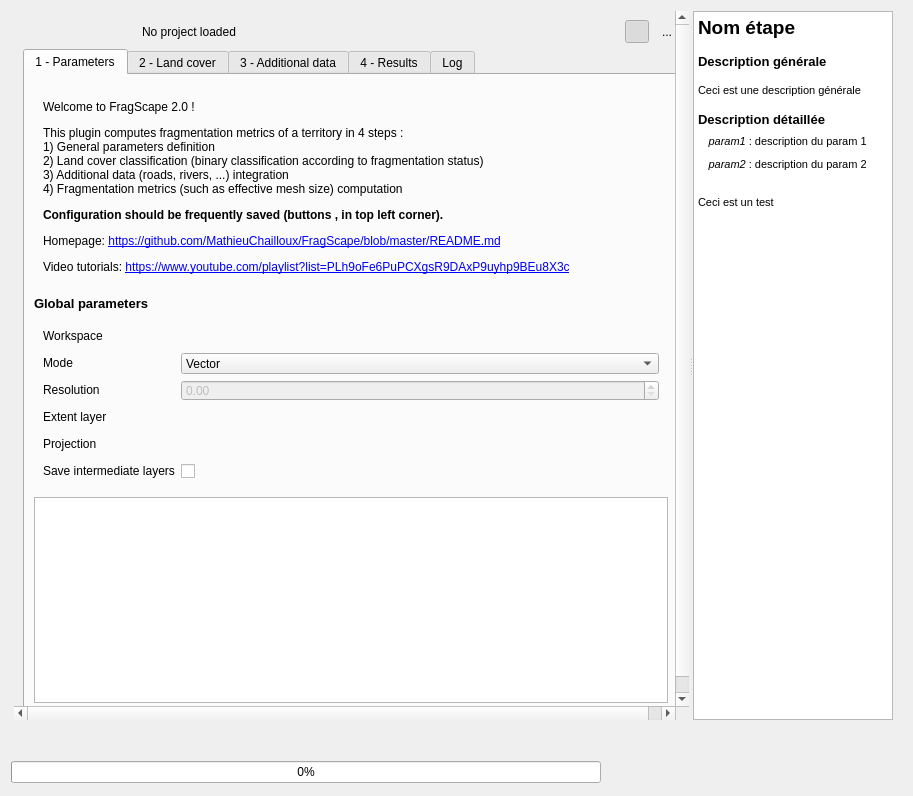
First picture: the form in FragScape_dialog_base.ui, repository MathieuChailloux/FragScape, before the edit.
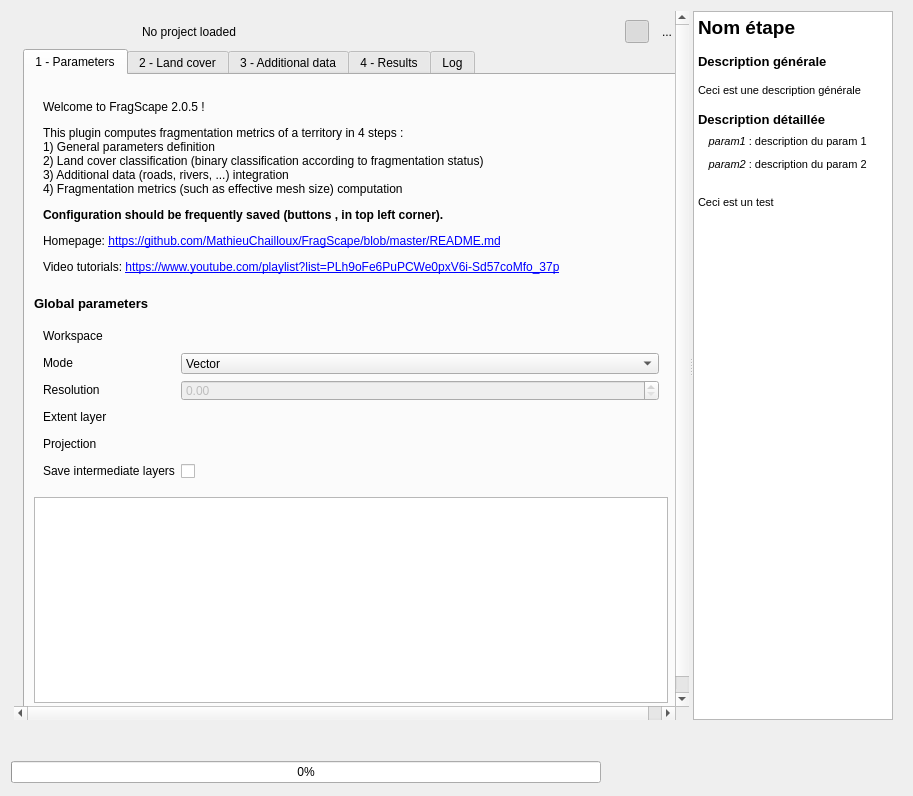
Second picture: the form after the edit. Icons and pictures are not drawn. Custom widgets are drawn as their Qt base class.

Commit message: v2.0.5 update with video tutorials (buf algs logo windwows)

What changed in the file:
```diff
--- a/FragScape_dialog_base.ui
+++ b/FragScape_dialog_base.ui
@@ -506,7 +506,7 @@
                      <enum>QFrame::Plain</enum>
                     </property>
                     <property name="text">
-                     <string>&lt;html&gt;&lt;head/&gt;&lt;body&gt;&lt;p&gt;Welcome to FragScape 2.0 !&lt;/p&gt;&lt;p&gt;This plugin computes fragmentation metrics of a territory in 4 steps : &lt;br/&gt;1) General parameters definition&lt;br/&gt;2) Land cover classification (binary classification according to fragmentation status)&lt;br/&gt;3) Additional data (roads, rivers, ...) integration&lt;br/&gt;4) Fragmentation metrics (such as effective mesh size) computation&lt;/p&gt;&lt;p&gt;&lt;span style=&quot; font-weight:600;&quot;&gt;Configuration should be frequently saved (buttons &lt;/span&gt;&lt;img src=&quot;:/plugins/FragScape/icons/mActionFileSaveAs.svg&quot; width=&quot;20&quot; height=&quot;20&quot;/&gt;&lt;span style=&quot; font-weight:600;&quot;&gt;, &lt;/span&gt;&lt;img src=&quot;:/plugins/FragScape/icons/mActionFileSave.svg&quot; width=&quot;20&quot; height=&quot;20&quot;/&gt;&lt;span style=&quot; font-weight:600;&quot;&gt; in top left corner).&lt;/span&gt;&lt;/p&gt;&lt;p&gt;Homepage: &lt;a href=&quot;https://github.com/MathieuChailloux/FragScape/blob/master/README.md&quot;&gt;&lt;span style=&quot; text-decoration: underline; color:#0000ff;&quot;&gt;https://github.com/MathieuChailloux/FragScape/blob/master/README.md&lt;/span&gt;&lt;/a&gt;&lt;/p&gt;&lt;p&gt;Video tutorials: &lt;a href=&quot;https://www.youtube.com/playlist?list=PLh9oFe6PuPCXgsR9DAxP9uyhp9BEu8X3c&quot;&gt;&lt;span style=&quot; text-decoration: underline; color:#0000ff;&quot;&gt;https://www.youtube.com/playlist?list=PLh9oFe6PuPCXgsR9DAxP9uyhp9BEu8X3c&lt;/span&gt;&lt;/a&gt;&lt;/p&gt;&lt;/body&gt;&lt;/html&gt;</string>
+                     <string>&lt;html&gt;&lt;head/&gt;&lt;body&gt;&lt;p&gt;Welcome to FragScape 2.0.5 !&lt;/p&gt;&lt;p&gt;This plugin computes fragmentation metrics of a territory in 4 steps : &lt;br/&gt;1) General parameters definition&lt;br/&gt;2) Land cover classification (binary classification according to fragmentation status)&lt;br/&gt;3) Additional data (roads, rivers, ...) integration&lt;br/&gt;4) Fragmentation metrics (such as effective mesh size) computation&lt;/p&gt;&lt;p&gt;&lt;span style=&quot; font-weight:600;&quot;&gt;Configuration should be frequently saved (buttons &lt;/span&gt;&lt;img src=&quot;:/plugins/FragScape/icons/mActionFileSaveAs.svg&quot; width=&quot;20&quot; height=&quot;20&quot;/&gt;&lt;span style=&quot; font-weight:600;&quot;&gt;, &lt;/span&gt;&lt;img src=&quot;:/plugins/FragScape/icons/mActionFileSave.svg&quot; width=&quot;20&quot; height=&quot;20&quot;/&gt;&lt;span style=&quot; font-weight:600;&quot;&gt; in top left corner).&lt;/span&gt;&lt;/p&gt;&lt;p&gt;Homepage: &lt;a href=&quot;https://github.com/MathieuChailloux/FragScape/blob/master/README.md&quot;&gt;&lt;span style=&quot; text-decoration: underline; color:#0000ff;&quot;&gt;https://github.com/MathieuChailloux/FragScape/blob/master/README.md&lt;/span&gt;&lt;/a&gt;&lt;/p&gt;&lt;p&gt;Video tutorials: &lt;a href=&quot;https://www.youtube.com/playlist?list=PLh9oFe6PuPCWe0pxV6i-Sd57coMfo_37p&quot;&gt;&lt;span style=&quot; text-decoration: underline; color:#0000ff;&quot;&gt;https://www.youtube.com/playlist?list=PLh9oFe6PuPCWe0pxV6i-Sd57coMfo_37p&lt;/span&gt;&lt;/a&gt;&lt;/p&gt;&lt;/body&gt;&lt;/html&gt;</string>
                     </property>
                     <property name="scaledContents">
                      <bool>true</bool>
```
The commit also changes 10 other files.
